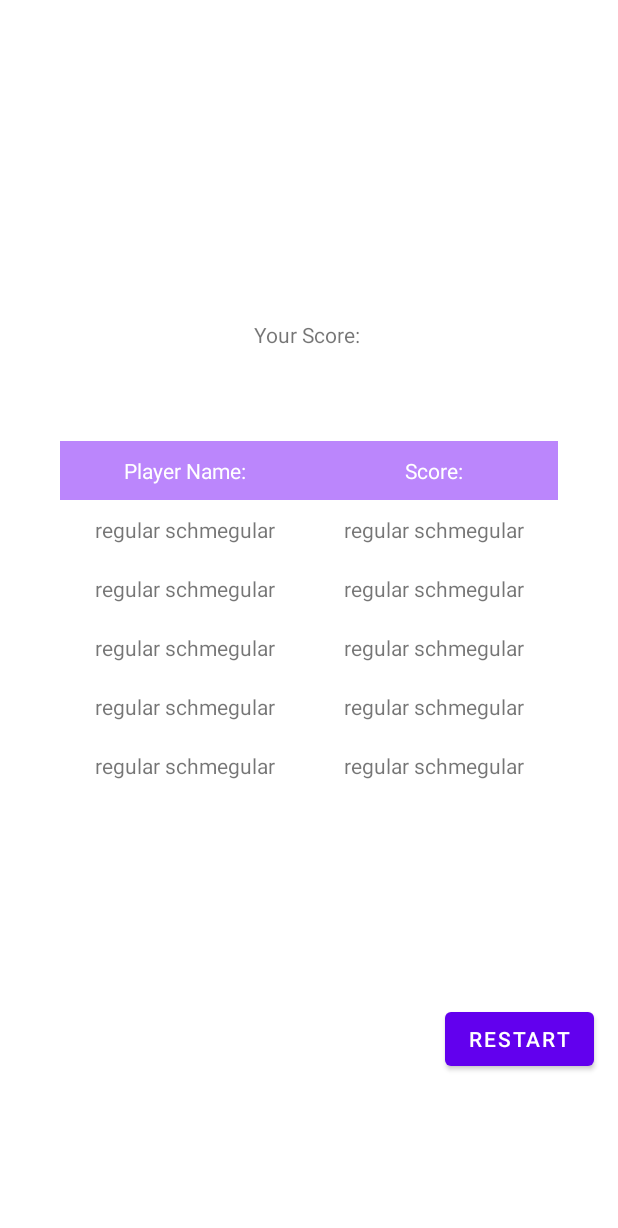
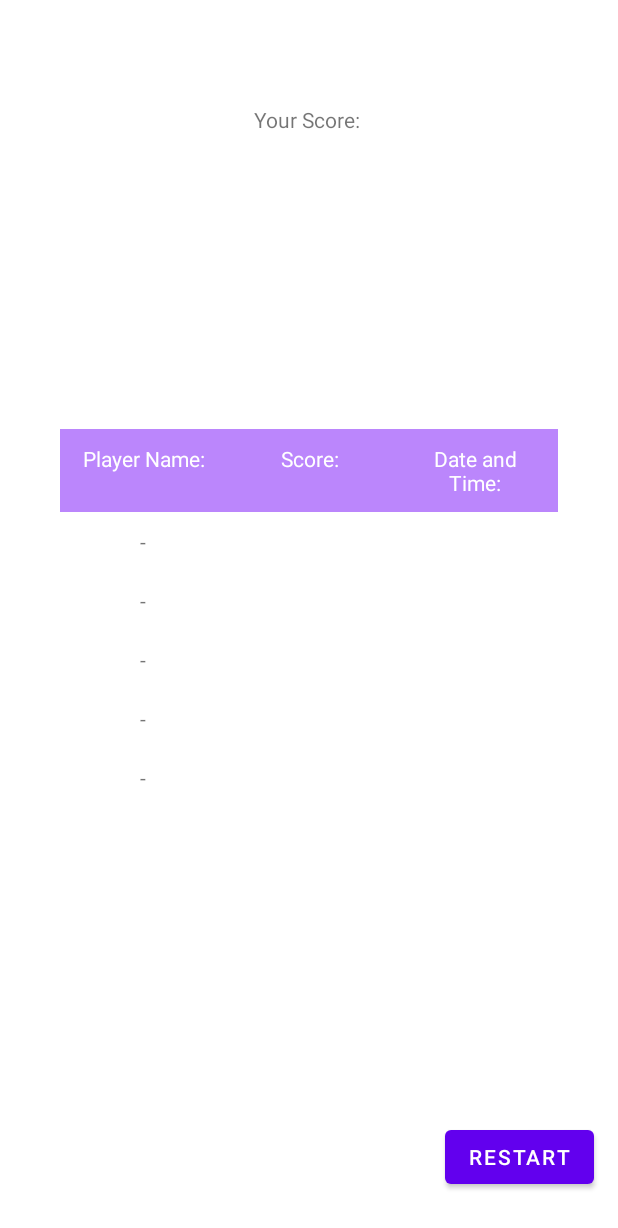
Before and after one commit to elliotwillner/CS2340C_Team52, an Android app: the layout activity_end_screen.xml on its own in the app's theme, with its tools: preview values and no code run, on a phone screen of 412 x 824 dp. Shown: the top 1228 px of the screen. Run offline under Robolectric (Android 15) with nearby library versions, the phone set to English and light mode, and no system bars.

Commit message:
added date

```diff
--- a/app/src/main/res/layout/activity_end_screen.xml
+++ b/app/src/main/res/layout/activity_end_screen.xml
@@ -19,7 +19,7 @@
         app:layout_constraintHorizontal_bias="0.498"
         app:layout_constraintStart_toStartOf="parent"
         app:layout_constraintTop_toTopOf="parent"
-        app:layout_constraintVertical_bias="0.265" />
+        app:layout_constraintVertical_bias="0.087" />
 
     <TableLayout
         android:layout_width="match_parent"
@@ -51,6 +51,16 @@
                 android:textColor="@color/white"
                 android:text="Score:"
                 android:textSize="14sp" />
+
+            <TextView
+                android:layout_width="0dp"
+                android:layout_height="wrap_content"
+                android:layout_weight="2"
+                android:gravity="center_horizontal"
+                android:padding="10sp"
+                android:textColor="@color/white"
+                android:text="Date and Time:"
+                android:textSize="14sp" />
         </TableRow>
 
         <TableRow android:background="@color/white">
@@ -62,7 +72,7 @@
                 android:layout_weight="2"
                 android:gravity="center_horizontal"
                 android:padding="10sp"
-                android:text="regular schmegular"
+                android:text="-"
                 android:textSize="14sp" />
 
             <TextView
@@ -72,7 +82,17 @@
                 android:layout_weight="2"
                 android:gravity="center_horizontal"
                 android:padding="10sp"
-                android:text="regular schmegular"
+                android:text=""
+                android:textSize="14sp" />
+
+            <TextView
+                android:id="@+id/playerDate1"
+                android:layout_width="0dp"
+                android:layout_height="wrap_content"
+                android:layout_weight="2"
+                android:gravity="center_horizontal"
+                android:padding="10sp"
+                android:text=""
                 android:textSize="14sp" />
         </TableRow>
 
@@ -85,7 +105,7 @@
                 android:layout_weight="2"
                 android:gravity="center_horizontal"
                 android:padding="10sp"
-                android:text="regular schmegular"
+                android:text="-"
                 android:textSize="14sp" />
 
             <TextView
@@ -95,7 +115,17 @@
                 android:layout_weight="2"
                 android:gravity="center_horizontal"
                 android:padding="10sp"
-                android:text="regular schmegular"
+                android:text=""
+                android:textSize="14sp" />
+
+            <TextView
+                android:id="@+id/playerDate2"
+                android:layout_width="0dp"
+                android:layout_height="wrap_content"
+                android:layout_weight="2"
+                android:gravity="center_horizontal"
+                android:padding="10sp"
+                android:text=""
                 android:textSize="14sp" />
         </TableRow>
 
@@ -108,7 +138,7 @@
                 android:layout_weight="2"
                 android:gravity="center_horizontal"
                 android:padding="10sp"
-                android:text="regular schmegular"
+                android:text="-"
                 android:textSize="14sp" />
 
             <TextView
@@ -118,7 +148,17 @@
                 android:layout_weight="2"
                 android:gravity="center_horizontal"
                 android:padding="10sp"
-                android:text="regular schmegular"
+                android:text=""
+                android:textSize="14sp" />
+
+            <TextView
+                android:id="@+id/playerDate3"
+                android:layout_width="0dp"
+                android:layout_height="wrap_content"
+                android:layout_weight="2"
+                android:gravity="center_horizontal"
+                android:padding="10sp"
+                android:text=""
                 android:textSize="14sp" />
         </TableRow>
 
@@ -131,7 +171,7 @@
                 android:layout_weight="2"
                 android:gravity="center_horizontal"
                 android:padding="10sp"
-                android:text="regular schmegular"
+                android:text="-"
                 android:textSize="14sp" />
 
             <TextView
@@ -141,7 +181,17 @@
                 android:layout_weight="2"
                 android:gravity="center_horizontal"
                 android:padding="10sp"
-                android:text="regular schmegular"
+                android:text=""
+                android:textSize="14sp" />
+
+            <TextView
+                android:id="@+id/playerDate4"
+                android:layout_width="0dp"
+                android:layout_height="wrap_content"
+                android:layout_weight="2"
+                android:gravity="center_horizontal"
+                android:padding="10sp"
+                android:text=""
                 android:textSize="14sp" />
         </TableRow>
 
@@ -154,7 +204,7 @@
                 android:layout_weight="2"
                 android:gravity="center_horizontal"
                 android:padding="10sp"
-                android:text="regular schmegular"
+                android:text="-"
                 android:textSize="14sp" />
 
             <TextView
@@ -164,7 +214,17 @@
                 android:layout_weight="2"
                 android:gravity="center_horizontal"
                 android:padding="10sp"
-                android:text="regular schmegular"
+                android:text=""
+                android:textSize="14sp" />
+
+            <TextView
+                android:id="@+id/playerDate5"
+                android:layout_width="0dp"
+                android:layout_height="wrap_content"
+                android:layout_weight="2"
+                android:gravity="center_horizontal"
+                android:padding="10sp"
+                android:text=""
                 android:textSize="14sp" />
         </TableRow>
 
@@ -180,6 +240,6 @@
         app:layout_constraintHorizontal_bias="0.948"
         app:layout_constraintStart_toStartOf="parent"
         app:layout_constraintTop_toTopOf="parent"
-        app:layout_constraintVertical_bias="0.862" />
+        app:layout_constraintVertical_bias="0.963" />
 
 </androidx.constraintlayout.widget.ConstraintLayout>
```
